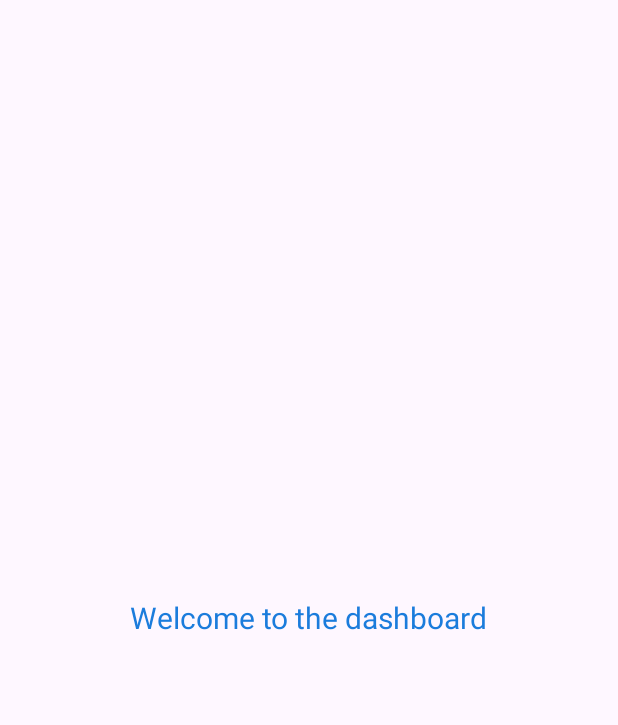
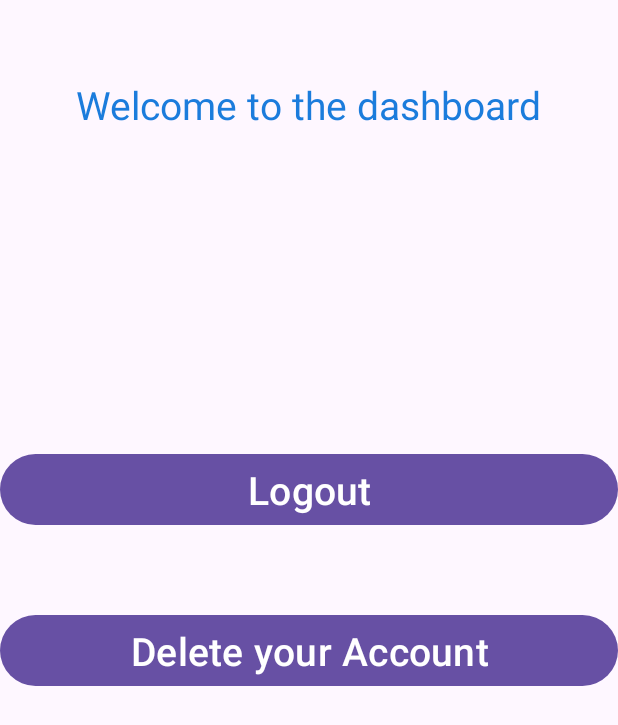
Before and after one commit to Harshil2308/Login_Page, an Android app: the MainActivity2 screen opened directly, with no data from a screen before it, on a phone screen of 412 x 824 dp. Shown: the top 725 px of the screen. Run offline under Robolectric (Android 15) with nearby library versions, the phone set to English and light mode, and no system bars; our stand-ins replace sdp/ssp sizes.

Commit message:
ActivityToFragement

```diff
--- a/app/src/main/java/com/example/loginpage/MainActivity2.java
+++ b/app/src/main/java/com/example/loginpage/MainActivity2.java
@@ -2,7 +2,10 @@ package com.example.loginpage;
 
 import android.content.Intent;
 import android.content.SharedPreferences;
+import android.database.sqlite.SQLiteDatabase;
 import android.os.Bundle;
+import android.view.View;
+import android.widget.Button;
 import android.widget.TextView;
 
 import androidx.activity.EdgeToEdge;
@@ -15,6 +18,9 @@ public class MainActivity2 extends AppCompatActivity {
 
     TextView name,email;
     SharedPreferences sp;
+    Button logout,Delete;
+    SQLiteDatabase db;
+
 
     @Override
     protected void onCreate(Bundle savedInstanceState) {
@@ -22,11 +28,36 @@ public class MainActivity2 extends AppCompatActivity {
         EdgeToEdge.enable(this);
         setContentView(R.layout.activity_main2);
 
+        db = openOrCreateDatabase("signuppage.db",MODE_PRIVATE,null);
+
         sp = getSharedPreferences(ConstantSp.PREF, MODE_PRIVATE);
 
         name = findViewById(R.id.dashboard_name);
         email = findViewById(R.id.dashboard_email);
+        logout = findViewById(R.id.dashboard_logout);
+        Delete = findViewById(R.id.dashboard_delete);
+
         name.setText(sp.getString(ConstantSp.NAME, ""));
         email.setText(sp.getString(ConstantSp.EMAIL,""));
+
+
+        logout.setOnClickListener(new View.OnClickListener() {
+            @Override
+            public void onClick(View view) {
+                sp.edit().clear().commit();
+                Intent intent = new Intent(MainActivity2.this,MainActivity.class);
+                startActivity(intent);
+            }
+        });
+        Delete.setOnClickListener(new View.OnClickListener() {
+            @Override
+            public void onClick(View view) {
+                    String delete_user = "DELETE FROM USERS WHERE EMAIL = '"+sp.getString(ConstantSp.EMAIL,"")+"'";
+                    db.execSQL(delete_user);
+
+                    Intent intent = new Intent(MainActivity2.this,MainActivity.class);
+                    startActivity(intent);
+            }
+        });
     }
 }
--- a/app/src/main/res/layout/activity_main2.xml
+++ b/app/src/main/res/layout/activity_main2.xml
@@ -8,27 +8,48 @@
     tools:context=".MainActivity2">
 
     <TextView
+        android:layout_marginTop="@dimen/_40sdp"
         android:id="@+id/title"
         android:textColor="@color/blue"
-        android:layout_centerInParent="true"
-        android:textSize="20dp"
+        android:layout_centerHorizontal="true"
+        android:textSize="@dimen/_20sdp"
         android:text="Welcome to the dashboard"
         android:layout_width="wrap_content"
         android:layout_height="wrap_content" />
 
     <TextView
+        android:layout_centerInParent="true"
         android:id="@+id/dashboard_name"
-        android:layout_width="match_parent"
+        android:layout_width="wrap_content"
         android:layout_height="wrap_content"
         android:layout_below="@+id/title"
         android:layout_marginTop="@dimen/_48sdp"
-        android:text="name" />
+        android:text="name"
+        android:textSize="@dimen/_20sdp"/>
 
     <TextView
+        android:layout_centerInParent="true"
         android:layout_marginTop="@dimen/_20sdp"
         android:layout_below="@+id/dashboard_name"
         android:id="@+id/dashboard_email"
         android:layout_width="wrap_content"
         android:layout_height="wrap_content"
-        android:text="TextView" />
+        android:text="Email"
+        android:textSize="@dimen/_20sdp"/>
+    <Button
+        android:layout_marginTop="@dimen/_40sdp"
+        android:layout_below="@+id/dashboard_email"
+        android:textSize="@dimen/_20sdp"
+        android:text="Logout"
+        android:id="@+id/dashboard_logout"
+        android:layout_width="match_parent"
+        android:layout_height="wrap_content"/>
+    <Button
+        android:layout_marginTop="@dimen/_40sdp"
+        android:textSize="@dimen/_20sdp"
+        android:text="Delete your Account"
+        android:layout_below="@+id/dashboard_logout"
+        android:id="@+id/dashboard_delete"
+        android:layout_width="match_parent"
+        android:layout_height="wrap_content"/>
 </RelativeLayout>
--- a/app/src/main/res/values/strings.xml
+++ b/app/src/main/res/values/strings.xml
@@ -1,3 +1,5 @@
 <resources>
     <string name="app_name">Login Page</string>
+    <!-- TODO: Remove or change this placeholder text -->
+    <string name="hello_blank_fragment">Hello blank fragment</string>
 </resources>
```
Also changed, not shown: app/src/main/AndroidManifest.xml (+12 -9 lines), app/src/main/java/com/example/loginpage/ActivityToFragement.java (added, +35 -0 lines), app/src/main/java/com/example/loginpage/ColorChangeFragment.java (added, +19 -0 lines), app/src/main/java/com/example/loginpage/SplashActivity.java (+11 -2 lines), app/src/main/res/layout/activity_to_fragement.xml (added, +23 -0 lines), app/src/main/res/layout/fragment_color_change.xml (added, +15 -0 lines).
